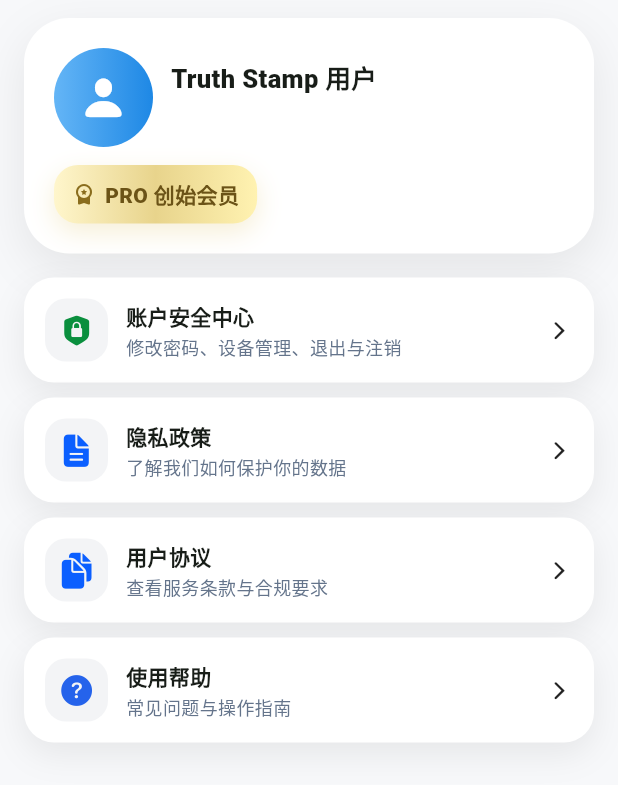
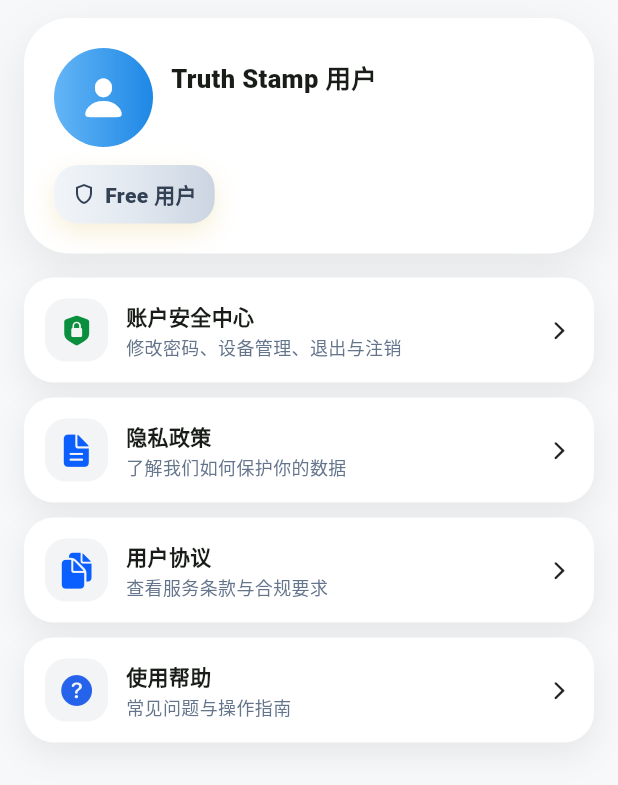
Before and after one commit to lemonpay09/truth_stamp, a Flutter app: the ProfileTab screen opened directly, on a phone screen of 412 x 824 dp. Shown: the top 785 px of the screen. Run offline on Flutter 3.47's test engine with Material 3 defaults, Android fonts, the phone set to English and light mode, and no system bars; our stand-ins replace camera, geolocator, image_picker, native_exif, permission_handler, qr_flutter and 2 more; missing offline and left inert: gal; accounts and stored records are empty.

Commit message:
feat: add paywall, usage limits, and premium role sync
- Add PRO/Founder paywall bottom sheet with mock Apple Pay flow and Supabase role upgrade
- Add per-user daily free limit service (5/day) using shared_preferences + role checks
- Enforce limit gating in detect and verify tabs before API calls
- Add haptic feedback for tab switching, upload success, camera success, and payment success
- Add real-time membership badge rendering in profile tab from app_users role stream
- Add shared_preferences dependency and update lockfile

Co-authored-by: Copilot <223556219+Copilot@users.noreply.github.com>

```diff
--- a/lib/screens/main_navigation_screen.dart
+++ b/lib/screens/main_navigation_screen.dart
@@ -3,6 +3,7 @@ import 'dart:ui';
 import 'package:camera/camera.dart';
 import 'package:flutter/cupertino.dart';
 import 'package:flutter/material.dart';
+import 'package:flutter/services.dart';
 
 import '../services/verification_history_service.dart';
 import 'tabs/camera_tab.dart';
@@ -37,6 +38,7 @@ class _MainNavigationScreenState extends State<MainNavigationScreen> {
 
   void _setIndex(int index) {
     if (index == _currentIndex) return;
+    HapticFeedback.selectionClick();
     setState(() => _currentIndex = index);
   }
 
--- a/lib/screens/tabs/camera_tab.dart
+++ b/lib/screens/tabs/camera_tab.dart
@@ -4,6 +4,7 @@ import 'dart:io';
 import 'package:camera/camera.dart';
 import 'package:flutter/cupertino.dart';
 import 'package:flutter/material.dart';
+import 'package:flutter/services.dart';
 import 'package:http/http.dart' as http;
 import 'package:image_picker/image_picker.dart';
 import 'package:intl/intl.dart';
@@ -173,6 +174,7 @@ class _CameraTabState extends State<CameraTab> {
         _isProcessing = false;
         _progressMessage = null;
       });
+      await HapticFeedback.mediumImpact();
 
       await _showResultSheet(result);
     } on Exception catch (error) {
--- a/lib/screens/tabs/profile_tab.dart
+++ b/lib/screens/tabs/profile_tab.dart
@@ -269,8 +269,25 @@ class _ProfileTabState extends State<ProfileTab> {
     );
   }
 
-  Widget _authHeaderCard(User user) {
+  Widget _authHeaderCard(User user, String role) {
     final maskedIdentity = _maskIdentity(user);
+    final isFounder = role == 'Founder';
+    final isPro = role == 'Pro' || isFounder;
+    final badgeText = isFounder
+        ? 'Founder 创始会员'
+        : isPro
+            ? 'PRO 会员'
+            : 'Free 用户';
+    final badgeGradient = isFounder
+        ? const [Color(0xFFFFF6CC), Color(0xFFE8D48C), Color(0xFFFFF2B1)]
+        : isPro
+            ? const [Color(0xFFDBEAFE), Color(0xFFBFDBFE), Color(0xFF93C5FD)]
+            : const [Color(0xFFF1F5F9), Color(0xFFE2E8F0), Color(0xFFCBD5E1)];
+    final badgeColor = isFounder
+        ? const Color(0xFF6B5317)
+        : isPro
+            ? const Color(0xFF1E3A8A)
+            : const Color(0xFF334155);
     return Container(
       decoration: BoxDecoration(
         color: Colors.white,
@@ -333,13 +350,7 @@ class _ProfileTabState extends State<ProfileTab> {
           Container(
             decoration: BoxDecoration(
               borderRadius: BorderRadius.circular(16),
-              gradient: const LinearGradient(
-                colors: [
-                  Color(0xFFFFF6CC),
-                  Color(0xFFE8D48C),
-                  Color(0xFFFFF2B1),
-                ],
-              ),
+              gradient: LinearGradient(colors: badgeGradient),
               boxShadow: const [
                 BoxShadow(
                   color: Color(0x33D4AF37),
@@ -349,17 +360,24 @@ class _ProfileTabState extends State<ProfileTab> {
               ],
             ),
             padding: const EdgeInsets.symmetric(horizontal: 12, vertical: 9),
-            child: const Row(
+            child: Row(
               mainAxisSize: MainAxisSize.min,
               children: [
-                Icon(Icons.workspace_premium_rounded,
-                    size: 16, color: Color(0xFF8A6D1D)),
-                SizedBox(width: 6),
+                Icon(
+                  isFounder
+                      ? Icons.workspace_premium_rounded
+                      : isPro
+                          ? Icons.verified_rounded
+                          : Icons.shield_outlined,
+                  size: 16,
+                  color: badgeColor,
+                ),
+                const SizedBox(width: 6),
                 Text(
-                  'PRO 创始会员',
+                  badgeText,
                   style: TextStyle(
                     fontWeight: FontWeight.w800,
-                    color: Color(0xFF6B5317),
+                    color: badgeColor,
                   ),
                 ),
               ],
@@ -370,12 +388,12 @@ class _ProfileTabState extends State<ProfileTab> {
     );
   }
 
-  Widget _buildBody(User? user) {
+  Widget _buildBody(User? user, {required String role}) {
     final isLoggedIn = user != null;
     return ListView(
       padding: const EdgeInsets.fromLTRB(16, 12, 16, 24),
       children: [
-        isLoggedIn ? _authHeaderCard(user) : _unauthHeaderCard(),
+        isLoggedIn ? _authHeaderCard(user, role) : _unauthHeaderCard(),
         const SizedBox(height: 16),
         _bentoTile(
           icon: CupertinoIcons.lock_shield_fill,
@@ -417,7 +435,7 @@ class _ProfileTabState extends State<ProfileTab> {
     if (stream == null) {
       return Scaffold(
         backgroundColor: const Color(0xFFF7F8FA),
-        body: SafeArea(child: _buildBody(null)),
+        body: SafeArea(child: _buildBody(null, role: 'Free')),
       );
     }
 
@@ -428,7 +446,23 @@ class _ProfileTabState extends State<ProfileTab> {
           stream: stream,
           builder: (context, snapshot) {
             final user = snapshot.data?.session?.user ?? client?.auth.currentUser;
-            return _buildBody(user);
+            if (user == null) {
+              return _buildBody(null, role: 'Free');
+            }
+            final roleStream = client!
+                .from('app_users')
+                .stream(primaryKey: ['user_id'])
+                .eq('user_id', user.id);
+            return StreamBuilder<List<Map<String, dynamic>>>(
+              stream: roleStream,
+              builder: (context, roleSnapshot) {
+                final roleRow = roleSnapshot.data?.isNotEmpty == true
+                    ? roleSnapshot.data!.first
+                    : null;
+                final role = roleRow?['role']?.toString() ?? 'Free';
+                return _buildBody(user, role: role);
+              },
+            );
           },
         ),
       ),
--- a/pubspec.yaml
+++ b/pubspec.yaml
@@ -46,6 +46,7 @@ dependencies:
   path_provider: ^2.1.4
   permission_handler: ^11.3.1
   qr_flutter: ^4.1.0
+  shared_preferences: ^2.3.3
   url_launcher: ^6.3.0
 
 dev_dependencies:
```
Also changed, not shown: lib/screens/auth/paywall_screen.dart (added, +227 -0 lines), lib/screens/tabs/ts_verify_tab.dart (+14 -1 lines), lib/screens/tabs/verify_tab.dart (+14 -1 lines), lib/services/usage_limit_service.dart (added, +74 -0 lines), pubspec.lock.
